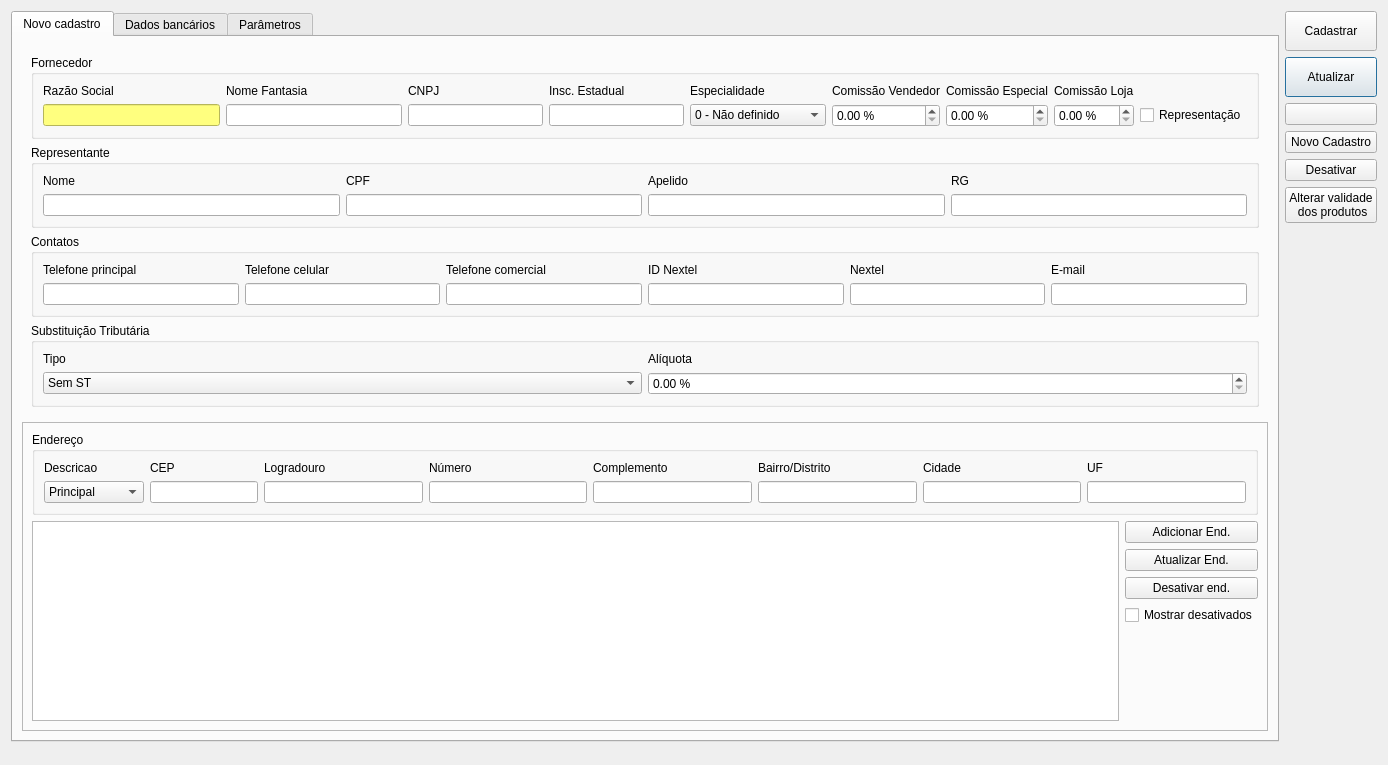
Qt form ui/cadastrofornecedor.ui (darktorres/ERP-STACCATO) before a commit.
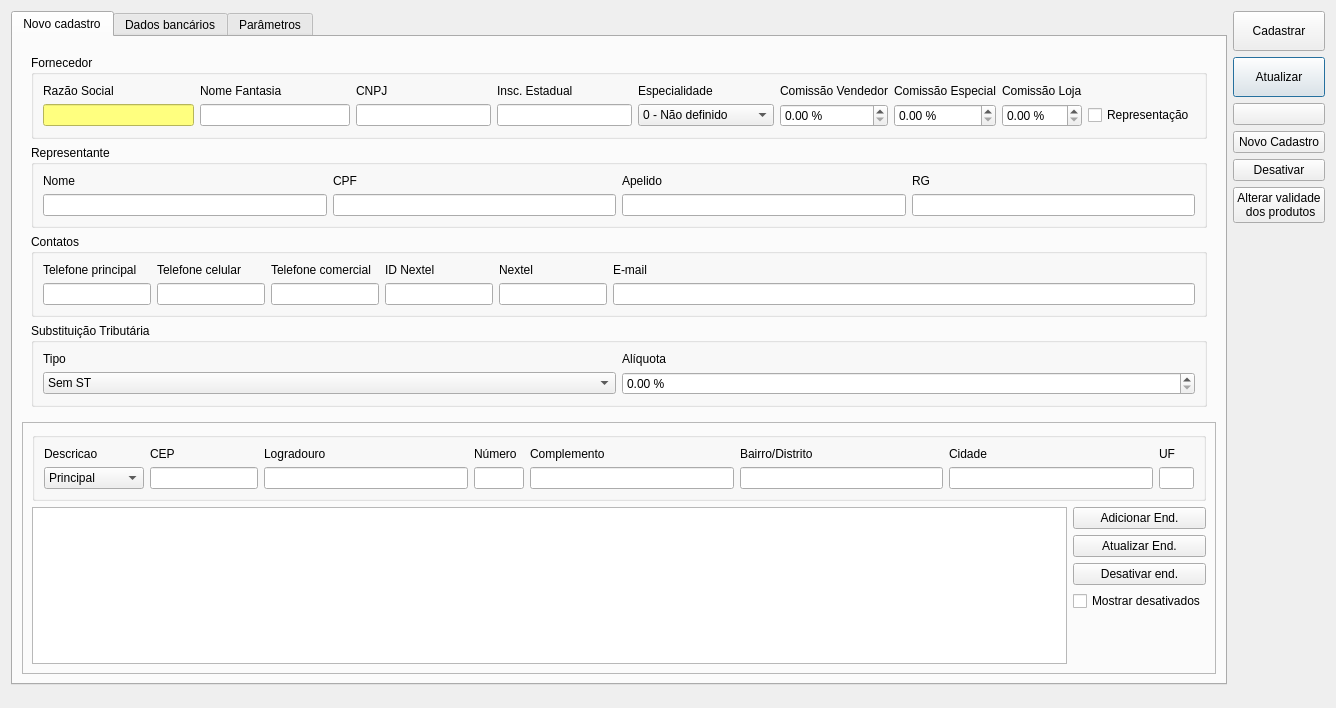
The same form after that commit. Icons and pictures are not drawn. Custom widgets are drawn as their Qt base class.

What changed in the file:
```diff
--- a/ui/cadastrofornecedor.ui
+++ b/ui/cadastrofornecedor.ui
@@ -9,8 +9,8 @@
    <rect>
     <x>0</x>
     <y>0</y>
-    <width>1388</width>
-    <height>765</height>
+    <width>1336</width>
+    <height>708</height>
    </rect>
   </property>
   <property name="windowTitle">
@@ -229,6 +229,12 @@
               <layout class="QGridLayout" name="gridLayout_4">
                <item row="1" column="1">
                 <widget class="LineEditTel" name="lineEditTel_Cel">
+                 <property name="sizePolicy">
+                  <sizepolicy hsizetype="Maximum" vsizetype="Fixed">
+                   <horstretch>0</horstretch>
+                   <verstretch>0</verstretch>
+                  </sizepolicy>
+                 </property>
                  <property name="minimumSize">
                   <size>
                    <width>100</width>
@@ -270,6 +276,12 @@
                </item>
                <item row="1" column="0">
                 <widget class="LineEditTel" name="lineEditTel_Res">
+                 <property name="sizePolicy">
+                  <sizepolicy hsizetype="Maximum" vsizetype="Fixed">
+                   <horstretch>0</horstretch>
+                   <verstretch>0</verstretch>
+                  </sizepolicy>
+                 </property>
                  <property name="minimumSize">
                   <size>
                    <width>100</width>
@@ -297,6 +309,12 @@
                </item>
                <item row="1" column="5">
                 <widget class="LineEditTel" name="lineEditNextel">
+                 <property name="sizePolicy">
+                  <sizepolicy hsizetype="Maximum" vsizetype="Fixed">
+                   <horstretch>0</horstretch>
+                   <verstretch>0</verstretch>
+                  </sizepolicy>
+                 </property>
                  <property name="minimumSize">
                   <size>
                    <width>100</width>
@@ -310,6 +328,12 @@
                </item>
                <item row="1" column="2">
                 <widget class="LineEditTel" name="lineEditTel_Com">
+                 <property name="sizePolicy">
+                  <sizepolicy hsizetype="Maximum" vsizetype="Fixed">
+                   <horstretch>0</horstretch>
+                   <verstretch>0</verstretch>
+                  </sizepolicy>
+                 </property>
                  <property name="minimumSize">
                   <size>
                    <width>100</width>
@@ -323,6 +347,12 @@
                </item>
                <item row="1" column="4">
                 <widget class="QLineEdit" name="lineEditIdNextel">
+                 <property name="sizePolicy">
+                  <sizepolicy hsizetype="Maximum" vsizetype="Fixed">
+                   <horstretch>0</horstretch>
+                   <verstretch>0</verstretch>
+                  </sizepolicy>
+                 </property>
                  <property name="minimumSize">
                   <size>
                    <width>100</width>
@@ -628,7 +658,7 @@
          <property name="frameShadow">
           <enum>QFrame::Raised</enum>
          </property>
-         <layout class="QGridLayout" name="gridLayout_21">
+         <layout class="QGridLayout" name="gridLayout">
           <item row="1" column="0">
            <widget class="TableView" name="tableEndereco">
             <property name="mouseTracking">
@@ -657,223 +687,6 @@
             </attribute>
            </widget>
           </item>
-          <item row="0" column="0" colspan="2">
-           <widget class="QGroupBox" name="groupBoxEndereco">
-            <property name="title">
-             <string>Endereço</string>
-            </property>
-            <layout class="QGridLayout" name="gridLayout">
-             <item row="0" column="0">
-              <widget class="QLabel" name="labelDescricao">
-               <property name="text">
-                <string>Descricao</string>
-               </property>
-              </widget>
-             </item>
-             <item row="0" column="1">
-              <widget class="QLabel" name="labelCEP">
-               <property name="text">
-                <string>CEP</string>
-               </property>
-              </widget>
-             </item>
-             <item row="0" column="2">
-              <widget class="QLabel" name="labelEndereco">
-               <property name="text">
-                <string>Logradouro</string>
-               </property>
-              </widget>
-             </item>
-             <item row="0" column="3">
-              <widget class="QLabel" name="labelNro">
-               <property name="text">
-                <string>Número</string>
-               </property>
-              </widget>
-             </item>
-             <item row="0" column="4">
-              <widget class="QLabel" name="labelComp">
-               <property name="text">
-                <string>Complemento</string>
-               </property>
-              </widget>
-             </item>
-             <item row="0" column="5">
-              <widget class="QLabel" name="labelBairro">
-               <property name="text">
-                <string>Bairro/Distrito</string>
-               </property>
-              </widget>
-             </item>
-             <item row="0" column="6">
-              <widget class="QLabel" name="labelCidade">
-               <property name="text">
-                <string>Cidade</string>
-               </property>
-              </widget>
-             </item>
-             <item row="0" column="7">
-              <widget class="QLabel" name="labelUF">
-               <property name="text">
-                <string>UF</string>
-               </property>
-              </widget>
-             </item>
-             <item row="1" column="0">
-              <widget class="QComboBox" name="comboBoxTipoEnd">
-               <property name="minimumSize">
-                <size>
-                 <width>100</width>
-                 <height>0</height>
-                </size>
-               </property>
-               <item>
-                <property name="text">
-                 <string>Principal</string>
-                </property>
-               </item>
-               <item>
-                <property name="text">
-                 <string>Faturamento</string>
-                </property>
-               </item>
-               <item>
-                <property name="text">
-                 <string>Entrega</string>
-                </property>
-               </item>
-              </widget>
-             </item>
-             <item row="1" column="1">
-              <widget class="LineEditCEP" name="lineEditCEP">
-               <property name="sizePolicy">
-                <sizepolicy hsizetype="Minimum" vsizetype="Fixed">
-                 <horstretch>0</horstretch>
-                 <verstretch>0</verstretch>
-                </sizepolicy>
-               </property>
-               <property name="minimumSize">
-                <size>
-                 <width>75</width>
-                 <height>0</height>
-                </size>
-               </property>
-               <property name="maximumSize">
-                <size>
-                 <width>16777215</width>
-                 <height>16777215</height>
-                </size>
-               </property>
-               <property name="toolTip">
-                <string>&lt;html&gt;&lt;head/&gt;&lt;body&gt;&lt;p&gt;O sistema preenche o endereço automaticamente a partir do CEP&lt;/p&gt;&lt;/body&gt;&lt;/html&gt;</string>
-               </property>
-               <property name="accessibleName">
-                <string>CEP</string>
-               </property>
-              </widget>
-             </item>
-             <item row="1" column="2">
-              <widget class="QLineEdit" name="lineEditLogradouro">
-               <property name="minimumSize">
-                <size>
-                 <width>150</width>
-                 <height>0</height>
-                </size>
-               </property>
-               <property name="accessibleName">
-                <string>Logradouro</string>
-               </property>
-              </widget>
-             </item>
-             <item row="1" column="3">
-              <widget class="QLineEdit" name="lineEditNumero">
-               <property name="minimumSize">
-                <size>
-                 <width>50</width>
-                 <height>0</height>
-                </size>
-               </property>
-               <property name="maximumSize">
-                <size>
-                 <width>16777215</width>
-                 <height>16777215</height>
-                </size>
-               </property>
-               <property name="accessibleName">
-                <string>Número</string>
-               </property>
-              </widget>
-             </item>
-             <item row="1" column="4">
-              <widget class="QLineEdit" name="lineEditComplemento">
-               <property name="minimumSize">
-                <size>
-                 <width>75</width>
-                 <height>0</height>
-                </size>
-               </property>
-               <property name="maximumSize">
-                <size>
-                 <width>16777215</width>
-                 <height>16777215</height>
-                </size>
-               </property>
-               <property name="accessibleName">
-                <string>Complemento</string>
-               </property>
-               <property name="styleSheet">
-                <string notr="true"/>
-               </property>
-              </widget>
-             </item>
-             <item row="1" column="5">
-              <widget class="QLineEdit" name="lineEditBairro">
-               <property name="minimumSize">
-                <size>
-                 <width>150</width>
-                 <height>0</height>
-                </size>
-               </property>
-               <property name="accessibleName">
-                <string>Bairro/Distrito</string>
-               </property>
-              </widget>
-             </item>
-             <item row="1" column="6">
-              <widget class="QLineEdit" name="lineEditCidade">
-               <property name="minimumSize">
-                <size>
-                 <width>150</width>
-                 <height>0</height>
-                </size>
-               </property>
-               <property name="accessibleName">
-                <string>Cidade</string>
-               </property>
-              </widget>
-             </item>
-             <item row="1" column="7">
-              <widget class="QLineEdit" name="lineEditUF">
-               <property name="minimumSize">
-                <size>
-                 <width>35</width>
-                 <height>0</height>
-                </size>
-               </property>
-               <property name="maximumSize">
-                <size>
-                 <width>16777215</width>
-                 <height>16777215</height>
-                </size>
-               </property>
-               <property name="accessibleName">
-                <string>UF</string>
-               </property>
-              </widget>
-             </item>
-            </layout>
-           </widget>
-          </item>
           <item row="1" column="1">
            <layout class="QVBoxLayout" name="verticalLayout">
             <item>
@@ -922,6 +735,220 @@
             </item>
            </layout>
           </item>
+          <item row="0" column="0" colspan="2">
+           <widget class="QGroupBox" name="groupBoxEndereco">
+            <property name="title">
+             <string/>
+            </property>
+            <layout class="QGridLayout" name="gridLayout_22">
+             <item row="1" column="5">
+              <widget class="QLineEdit" name="lineEditBairro">
+               <property name="minimumSize">
+                <size>
+                 <width>150</width>
+                 <height>0</height>
+                </size>
+               </property>
+               <property name="accessibleName">
+                <string>Bairro</string>
+               </property>
+              </widget>
+             </item>
+             <item row="1" column="6">
+              <widget class="QLineEdit" name="lineEditCidade">
+               <property name="minimumSize">
+                <size>
+                 <width>150</width>
+                 <height>0</height>
+                </size>
+               </property>
+               <property name="accessibleName">
+                <string>Cidade</string>
+               </property>
+              </widget>
+             </item>
+             <item row="1" column="7">
+              <widget class="QLineEdit" name="lineEditUF">
+               <property name="minimumSize">
+                <size>
+                 <width>35</width>
+                 <height>0</height>
+                </size>
+               </property>
+               <property name="maximumSize">
+                <size>
+                 <width>20</width>
+                 <height>16777215</height>
+                </size>
+               </property>
+               <property name="accessibleName">
+                <string>UF</string>
+               </property>
+              </widget>
+             </item>
+             <item row="1" column="4">
+              <widget class="QLineEdit" name="lineEditComplemento">
+               <property name="minimumSize">
+                <size>
+                 <width>75</width>
+                 <height>0</height>
+                </size>
+               </property>
+               <property name="maximumSize">
+                <size>
+                 <width>16777215</width>
+                 <height>16777215</height>
+                </size>
+               </property>
+               <property name="accessibleName">
+                <string>Complemento</string>
+               </property>
+              </widget>
+             </item>
+             <item row="1" column="3">
+              <widget class="QLineEdit" name="lineEditNumero">
+               <property name="minimumSize">
+                <size>
+                 <width>50</width>
+                 <height>0</height>
+                </size>
+               </property>
+               <property name="maximumSize">
+                <size>
+                 <width>40</width>
+                 <height>16777215</height>
+                </size>
+               </property>
+               <property name="accessibleName">
+                <string>Número</string>
+               </property>
+              </widget>
+             </item>
+             <item row="1" column="2">
+              <widget class="QLineEdit" name="lineEditLogradouro">
+               <property name="minimumSize">
+                <size>
+                 <width>200</width>
+                 <height>0</height>
+                </size>
+               </property>
+               <property name="accessibleName">
+                <string>Logradouro</string>
+               </property>
+              </widget>
+             </item>
+             <item row="1" column="1">
+              <widget class="LineEditCEP" name="lineEditCEP">
+               <property name="sizePolicy">
+                <sizepolicy hsizetype="Minimum" vsizetype="Fixed">
+                 <horstretch>0</horstretch>
+                 <verstretch>0</verstretch>
+                </sizepolicy>
+               </property>
+               <property name="minimumSize">
+                <size>
+                 <width>75</width>
+                 <height>0</height>
+                </size>
+               </property>
+               <property name="maximumSize">
+                <size>
+                 <width>16777215</width>
+                 <height>16777215</height>
+                </size>
+               </property>
+               <property name="toolTip">
+                <string>&lt;html&gt;&lt;head/&gt;&lt;body&gt;&lt;p&gt;O sistema preenche o endereço automaticamente a partir do CEP&lt;/p&gt;&lt;/body&gt;&lt;/html&gt;</string>
+               </property>
+               <property name="accessibleName">
+                <string>CEP</string>
+               </property>
+              </widget>
+             </item>
+             <item row="1" column="0">
+              <widget class="QComboBox" name="comboBoxTipoEnd">
+               <property name="minimumSize">
+                <size>
+                 <width>100</width>
+                 <height>0</height>
+                </size>
+               </property>
+               <item>
+                <property name="text">
+                 <string>Principal</string>
+                </property>
+               </item>
+               <item>
+                <property name="text">
+                 <string>Faturamento</string>
+                </property>
+               </item>
+               <item>
+                <property name="text">
+                 <string>Entrega</string>
+                </property>
+               </item>
+              </widget>
+             </item>
+             <item row="0" column="6">
+              <widget class="QLabel" name="labelCidade">
+               <property name="text">
+                <string>Cidade</string>
+               </property>
+              </widget>
+             </item>
+             <item row="0" column="1">
+              <widget class="QLabel" name="labelCEP">
+               <property name="text">
+                <string>CEP</string>
+               </property>
+              </widget>
+             </item>
+             <item row="0" column="0">
+              <widget class="QLabel" name="labelDescricao">
+               <property name="text">
+                <string>Descricao</string>
+               </property>
+              </widget>
+             </item>
+             <item row="0" column="2">
+              <widget class="QLabel" name="labelEndereco">
+               <property name="text">
+                <string>Logradouro</string>
+               </property>
+              </widget>
+             </item>
+             <item row="0" column="5">
+              <widget class="QLabel" name="labelBairro">
+               <property name="text">
+                <string>Bairro/Distrito</string>
+               </property>
+              </widget>
+             </item>
+             <item row="0" column="3">
+              <widget class="QLabel" name="labelNro">
+               <property name="text">
+                <string>Número</string>
+               </property>
+              </widget>
+             </item>
+             <item row="0" column="4">
+              <widget class="QLabel" name="labelComp">
+               <property name="text">
+                <string>Complemento</string>
+               </property>
+              </widget>
+             </item>
+             <item row="0" column="7">
+              <widget class="QLabel" name="labelUF">
+               <property name="text">
+                <string>UF</string>
+               </property>
+              </widget>
+             </item>
+            </layout>
+           </widget>
+          </item>
          </layout>
         </widget>
        </item>
```
Left out of the diff: 8 changed lines with no effect on the pictures.
